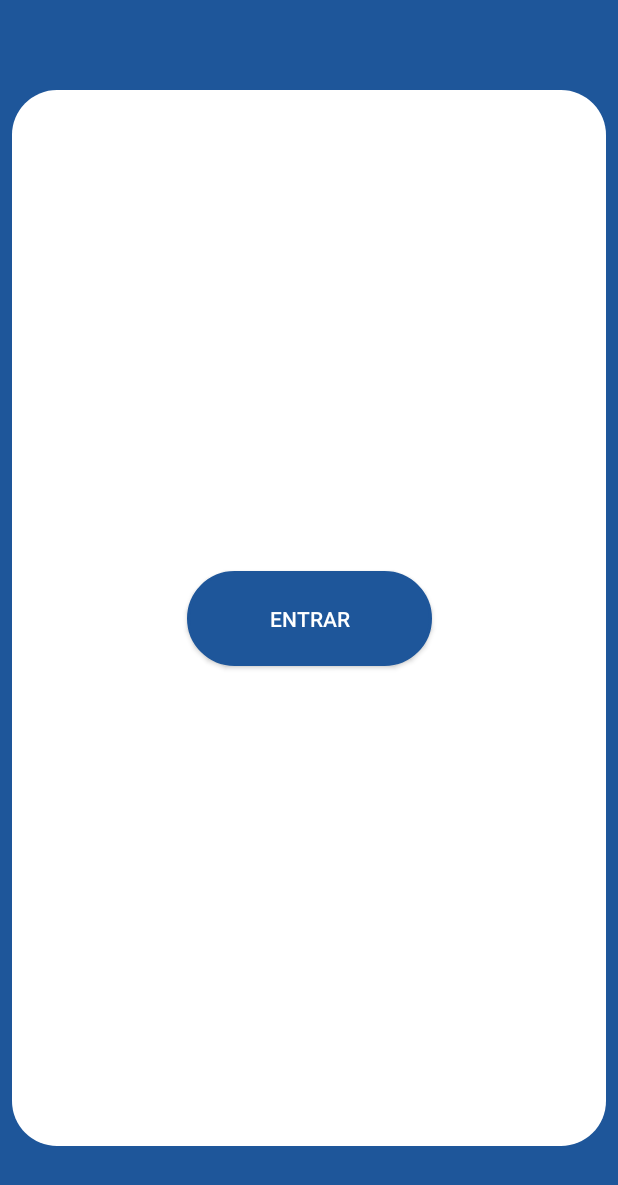
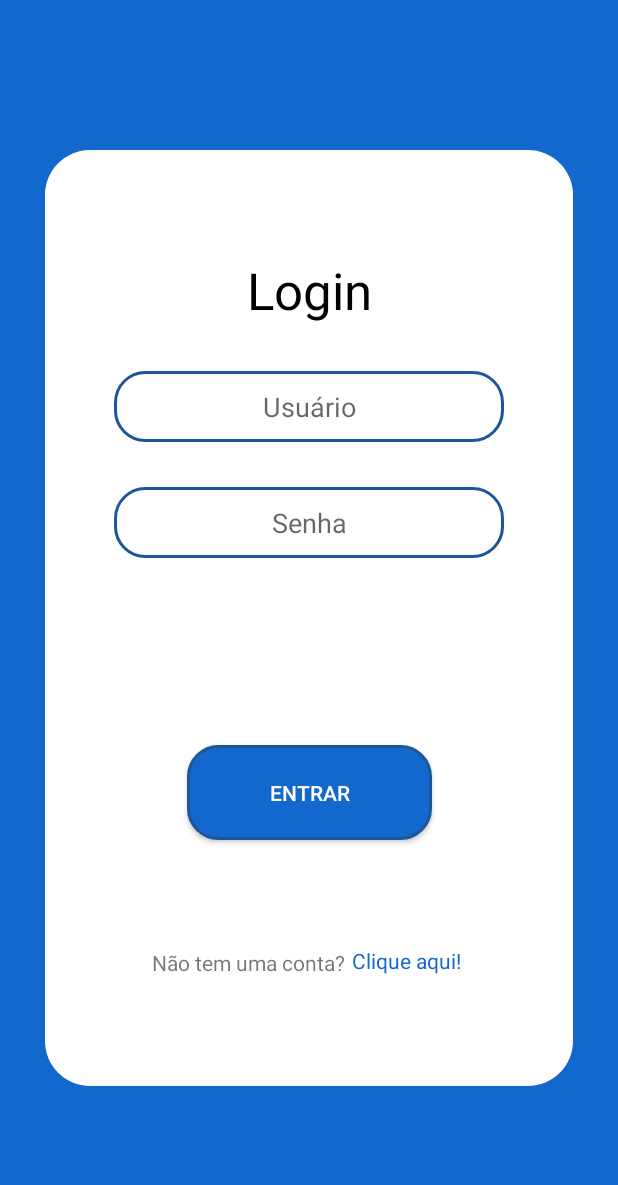
Before and after one commit to TrilhaTech/Projeto_Android, an Android app: the screen it shows after launch (MainActivity), on a phone screen of 412 x 824 dp. Shown: the top 1185 px of the screen. Run offline under Robolectric (Android 15) with nearby library versions, the phone set to English and light mode, and no system bars.

Commit message:
feat: tela login e cadastro

```diff
--- /dev/null
+++ b/app/src/main/res/drawable/borda1.xml
@@ -0,0 +1,9 @@
+<?xml version="1.0" encoding="utf-8"?>
+
+<shape xmlns:android="http://schemas.android.com/apk/res/android">
+    <corners android:radius="20dp"></corners>
+    <solid android:color="@color/white"></solid>
+    <stroke
+        android:color="#1E569A"
+        android:width="2dp"/>
+</shape>
--- /dev/null
+++ b/app/src/main/res/drawable/bordaazul.xml
@@ -0,0 +1,8 @@
+<?xml version="1.0" encoding="utf-8"?>
+<shape android:shape="rectangle" xmlns:android="http://schemas.android.com/apk/res/android">
+    <corners android:radius="20dp"></corners>
+    <solid android:color="@color/fundoAzulClaro"></solid>
+    <stroke
+        android:color="#1E569A"
+        android:width="2dp"/>
+</shape>
--- a/app/src/main/res/layout/activity_main.xml
+++ b/app/src/main/res/layout/activity_main.xml
@@ -4,16 +4,16 @@
     xmlns:tools="http://schemas.android.com/tools"
     android:layout_width="match_parent"
     android:layout_height="match_parent"
-    android:background="@color/fundoAzul"
+    android:background="@color/fundoAzulClaro"
     tools:context=".MainActivity">
 
     <androidx.constraintlayout.widget.ConstraintLayout
         android:layout_width="match_parent"
         android:layout_height="0dp"
-        android:layout_marginStart="8dp"
-        android:layout_marginTop="60dp"
-        android:layout_marginEnd="8dp"
-        android:layout_marginBottom="60dp"
+        android:layout_marginStart="30dp"
+        android:layout_marginTop="100dp"
+        android:layout_marginEnd="30dp"
+        android:layout_marginBottom="100dp"
         android:background="@drawable/back_cat"
         app:layout_constraintBottom_toBottomOf="parent"
         app:layout_constraintEnd_toEndOf="parent"
@@ -25,17 +25,94 @@
             android:layout_width="163dp"
             android:layout_height="63dp"
             android:layout_marginStart="30dp"
-            android:layout_marginTop="50dp"
+            android:layout_marginTop="40dp"
             android:layout_marginEnd="30dp"
-            android:layout_marginBottom="50dp"
-            android:background="@drawable/borda"
-            android:backgroundTint="@color/fundoAzul"
+            android:layout_marginBottom="80dp"
+            android:background="@drawable/bordaazul"
+            android:text="Entrar"
             android:textColor="@color/white"
-            android:text="Entrar"
             app:layout_constraintBottom_toBottomOf="parent"
             app:layout_constraintEnd_toEndOf="parent"
             app:layout_constraintStart_toStartOf="parent"
+            app:layout_constraintTop_toBottomOf="@+id/editTextTextPassword" />
+
+        <EditText
+            android:id="@+id/editTextTextPersonName"
+            android:layout_width="260dp"
+            android:layout_height="47dp"
+            android:layout_marginStart="35dp"
+            android:layout_marginTop="30dp"
+            android:layout_marginEnd="35dp"
+            android:layout_marginBottom="30dp"
+            android:background="@drawable/borda1"
+            android:hint="Usuário"
+            android:ems="10"
+            android:gravity="center"
+            android:radius="50dp"
+            android:inputType="textPersonName"
+            app:layout_constraintBottom_toTopOf="@+id/editTextTextPassword"
+            app:layout_constraintEnd_toEndOf="parent"
+            app:layout_constraintStart_toStartOf="parent"
+            app:layout_constraintTop_toBottomOf="@+id/textView2" />
+
+        <EditText
+            android:id="@+id/editTextTextPassword"
+            android:layout_width="260dp"
+            android:layout_height="47dp"
+            android:layout_marginStart="35dp"
+            android:layout_marginTop="30dp"
+            android:layout_marginEnd="35dp"
+            android:hint="Senha"
+            android:background="@drawable/borda1"
+            android:ems="10"
+            android:gravity="center"
+            android:inputType="textPassword"
+            app:layout_constraintEnd_toEndOf="parent"
+            app:layout_constraintStart_toStartOf="parent"
+            app:layout_constraintTop_toBottomOf="@+id/editTextTextPersonName" />
+
+        <TextView
+            android:id="@+id/textView2"
+            android:layout_width="176dp"
+            android:layout_height="47dp"
+            android:layout_marginTop="70dp"
+            android:gravity="center"
+            android:text="Login"
+            android:textSize="34sp"
+            android:textColor="@color/black"
+            app:layout_constraintEnd_toEndOf="parent"
+            app:layout_constraintStart_toStartOf="parent"
             app:layout_constraintTop_toTopOf="parent" />
+
+        <TextView
+            android:id="@+id/textView3"
+            android:layout_width="129dp"
+            android:layout_height="20dp"
+            android:layout_marginStart="75dp"
+            android:layout_marginTop="50dp"
+            android:layout_marginEnd="2dp"
+            android:layout_marginBottom="50dp"
+            android:text="Não tem uma conta?"
+            app:layout_constraintBottom_toBottomOf="parent"
+            app:layout_constraintEnd_toStartOf="@+id/textView4"
+            app:layout_constraintStart_toStartOf="parent"
+            app:layout_constraintTop_toBottomOf="@+id/subEng" />
+
+        <TextView
+            android:id="@+id/textView4"
+            android:layout_width="78dp"
+            android:layout_height="22dp"
+            android:layout_marginStart="2dp"
+            android:layout_marginTop="50dp"
+            android:layout_marginEnd="73dp"
+            android:layout_marginBottom="50dp"
+            android:onClick="cadastrar"
+            android:text="Clique aqui!"
+            android:textColor="@color/fundoAzulClaro"
+            app:layout_constraintBottom_toBottomOf="parent"
+            app:layout_constraintEnd_toEndOf="parent"
+            app:layout_constraintStart_toEndOf="@+id/textView3"
+            app:layout_constraintTop_toBottomOf="@+id/subEng" />
 
     </androidx.constraintlayout.widget.ConstraintLayout>
 
--- a/app/src/main/res/values-night/themes.xml
+++ b/app/src/main/res/values-night/themes.xml
@@ -3,7 +3,7 @@
     <style name="Theme.EngineeringSeries" parent="Theme.MaterialComponents.DayNight.DarkActionBar">
         <!-- Primary brand color. -->
         <item name="colorPrimary">@color/green</item>
-        <item name="colorPrimaryVariant">@color/green</item>
+        <item name="colorPrimaryVariant">@color/white</item>
         <item name="colorOnPrimary">@color/black</item>
         <!-- Secondary brand color. -->
         <item name="colorSecondary">@color/teal_200</item>
--- a/app/src/main/res/values/colors.xml
+++ b/app/src/main/res/values/colors.xml
@@ -10,7 +10,13 @@
     <color name="green">#6a5be2</color>
     <color name="category">#e8e4fa</color>
     <color name="click">#ff8fa3</color>
+    <color name="select">#817e7e</color>
     <color name="fundoBotao">#8DBCF5</color>
     <color name="fundoAzul">#1E569A</color>
-    <color name="select">#817e7e</color>
+    <color name="fundoAzulClaro">#1368CE</color>
+    <color name="fundoRoxo">#7E1C8D</color>
+    <color name="fundoRoxoClaro">#9E20B2</color>
+
+
+
 </resources>
--- a/app/src/main/res/values/themes.xml
+++ b/app/src/main/res/values/themes.xml
@@ -3,7 +3,7 @@
     <style name="Theme.EngineeringSeries" parent="Theme.MaterialComponents.DayNight.DarkActionBar">
         <!-- Primary brand color. -->
         <item name="colorPrimary">@color/green</item>
-        <item name="colorPrimaryVariant">@color/green</item>
+        <item name="colorPrimaryVariant">@color/black</item>
         <item name="colorOnPrimary">@color/white</item>
         <!-- Secondary brand color. -->
         <item name="colorSecondary">@color/teal_200</item>
```
Also changed, not shown: app/src/main/AndroidManifest.xml (+7 -3 lines), app/src/main/java/com/dk/engineeringseries/CadastroActivity.java (added, +33 -0 lines), app/src/main/java/com/dk/engineeringseries/MainActivity.java (+9 -1 lines), app/src/main/res/drawable/bordaroxa.xml (added, +8 -0 lines), app/src/main/res/layout/activity_cadastro.xml (added, +83 -0 lines).
